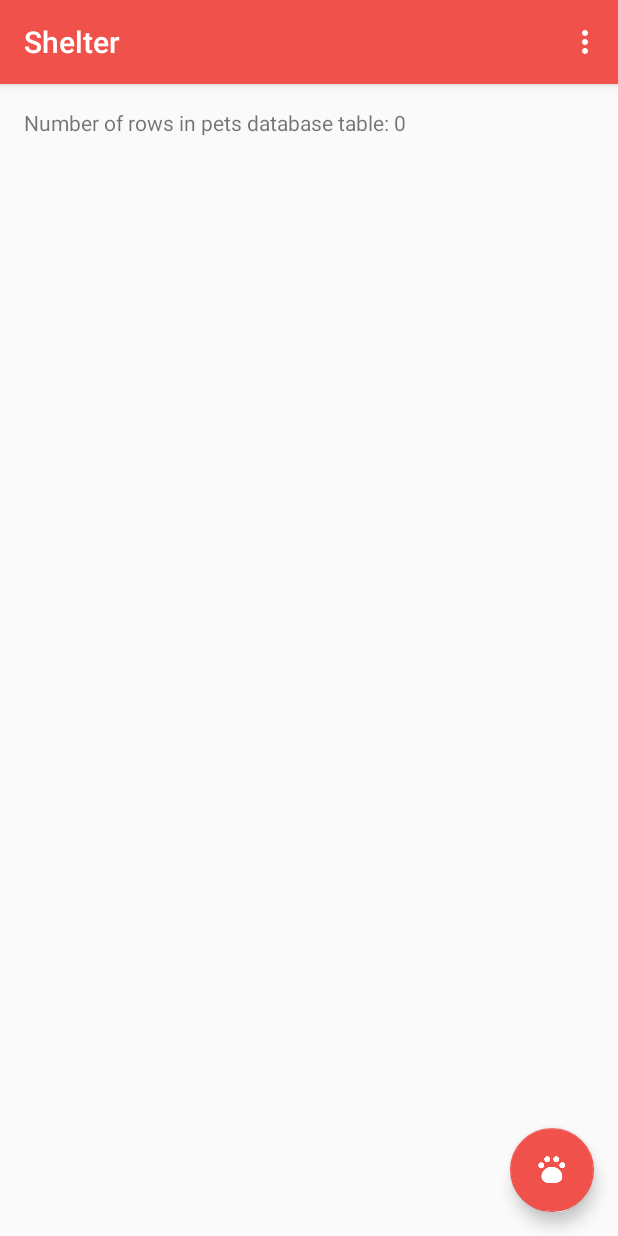
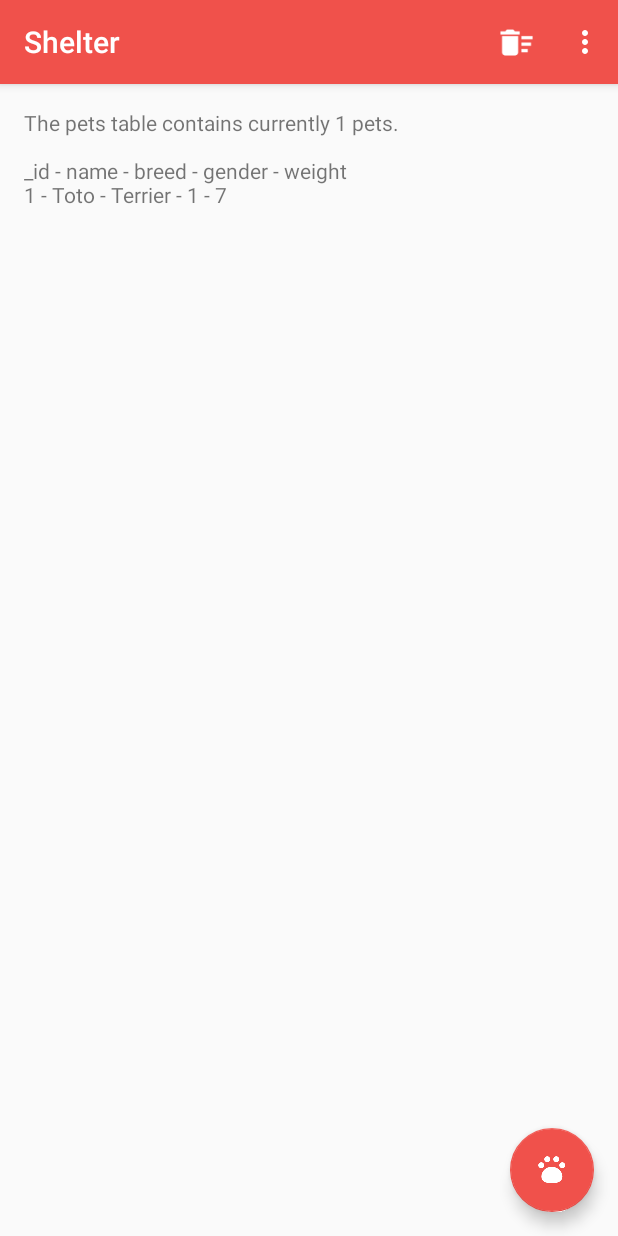
Before and after one commit to chankruze/ShelterApp, an Android app: the screen it shows after launch (CatalogActivity), in the options menu, after a tap on "Insert Dummy Data", on a phone screen of 412 x 824 dp. Run offline under Robolectric (Android 15) with nearby library versions, the phone set to English and light mode, and no system bars.

```diff
--- a/app/src/main/java/in/geekofia/shelter/CatalogActivity.java
+++ b/app/src/main/java/in/geekofia/shelter/CatalogActivity.java
@@ -15,6 +15,7 @@
  */
 package in.geekofia.shelter;
 
+import android.content.ContentValues;
 import android.content.Intent;
 import android.database.Cursor;
 import android.database.sqlite.SQLiteDatabase;
@@ -34,6 +35,8 @@ import in.geekofia.shelter.data.PetDbHelper;
  */
 public class CatalogActivity extends AppCompatActivity {
 
+    private PetDbHelper mDbHelper;
+
     @Override
     protected void onCreate(Bundle savedInstanceState) {
         super.onCreate(savedInstanceState);
@@ -48,6 +51,9 @@ public class CatalogActivity extends AppCompatActivity {
                 startActivity(intent);
             }
         });
+
+        mDbHelper = new PetDbHelper(this);
+
         displayDatabaseInfo();
     }
 
@@ -56,27 +62,79 @@ public class CatalogActivity extends AppCompatActivity {
      * the pets database.
      */
     private void displayDatabaseInfo() {
-        // To access our database, we instantiate our subclass of SQLiteOpenHelper
-        // and pass the context, which is the current activity.
-        PetDbHelper mDbHelper = new PetDbHelper(this);
 
         // Create and/or open a database to read from it
         SQLiteDatabase db = mDbHelper.getReadableDatabase();
 
-        // Perform this raw SQL query "SELECT * FROM pets"
-        // to get a Cursor that contains all rows from the pets table.
-        Cursor cursor = db.rawQuery("SELECT * FROM " + PetEntry.TABLE_NAME, null);
+        String[] projection = {
+                PetEntry._ID,
+                PetEntry.COLUMN_PET_NAME,
+                PetEntry.COLUMN_PET_BREED,
+                PetEntry.COLUMN_PET_GENDER,
+                PetEntry.COLUMN_PET_WEIGHT
+        };
+
+        Cursor cursor = db.query(PetEntry.TABLE_NAME, projection, null, null, null, null, null);
+
+        TextView displayView = (TextView) findViewById(R.id.text_view_pet);
+
         try {
             // Display the number of rows in the Cursor (which reflects the number of rows in the
             // pets table in the database).
-            TextView displayView = (TextView) findViewById(R.id.text_view_pet);
-            displayView.setText("Number of rows in pets database table: " + cursor.getCount());
+
+            displayView.setText("The pets table contains currently " + cursor.getCount() + " pets.\n\n");
+
+            displayView.append(PetEntry._ID + " - " +
+                    PetEntry.COLUMN_PET_NAME + " - " +
+                    PetEntry.COLUMN_PET_BREED + " - " +
+                    PetEntry.COLUMN_PET_GENDER + " - " +
+                    PetEntry.COLUMN_PET_WEIGHT);
+
+            int idColumnIndex = cursor.getColumnIndex(PetEntry._ID);
+            int nameColumnIndex = cursor.getColumnIndex(PetEntry.COLUMN_PET_NAME);
+            int breedColumnIndex = cursor.getColumnIndex(PetEntry.COLUMN_PET_BREED);
+            int genderColumnIndex = cursor.getColumnIndex(PetEntry.COLUMN_PET_GENDER);
+            int weightColumnIndex = cursor.getColumnIndex(PetEntry.COLUMN_PET_WEIGHT);
+
+            while (cursor.moveToNext()) {
+                int currentID = cursor.getInt(idColumnIndex);
+                String currentName = cursor.getString(nameColumnIndex);
+                String currentBreed = cursor.getString(breedColumnIndex);
+                int currentGender = cursor.getInt(genderColumnIndex);
+                int currentWeight = cursor.getInt(weightColumnIndex);
+
+                displayView.append(("\n" + currentID + " - " +
+                        currentName + " - " +
+                        currentBreed + " - " +
+                        currentGender + " - " +
+                        currentWeight));
+            }
+
         } finally {
             // Always close the cursor when you're done reading from it. This releases all its
             // resources and makes it invalid.
             cursor.close();
         }
     }
+
+    /**
+     * Helper method to insert hardcoded pet data into the database. For debugging purposes only.
+     */
+    private void insertPet() {
+        // Gets the database in write mode
+        SQLiteDatabase db = mDbHelper.getWritableDatabase();
+
+        // Create a ContentValues object where column names are the keys,
+        // and Toto's pet attributes are the values.
+        ContentValues values = new ContentValues();
+        values.put(PetEntry.COLUMN_PET_NAME, "Toto");
+        values.put(PetEntry.COLUMN_PET_BREED, "Terrier");
+        values.put(PetEntry.COLUMN_PET_GENDER, PetEntry.GENDER_MALE);
+        values.put(PetEntry.COLUMN_PET_WEIGHT, 7);
+
+        db.insert(PetEntry.TABLE_NAME, null, values);
+    }
+
 
     @Override
     public boolean onCreateOptionsMenu(Menu menu) {
@@ -92,7 +150,8 @@ public class CatalogActivity extends AppCompatActivity {
         switch (item.getItemId()) {
             // Respond to a click on the "Insert dummy data" menu option
             case R.id.action_insert_dummy_data:
-                // Do nothing for now
+                insertPet();
+                displayDatabaseInfo();
                 return true;
             // Respond to a click on the "Delete all entries" menu option
             case R.id.action_delete_all_entries:
@@ -101,4 +160,10 @@ public class CatalogActivity extends AppCompatActivity {
         }
         return super.onOptionsItemSelected(item);
     }
+
+    @Override
+    protected void onStart() {
+        super.onStart();
+        displayDatabaseInfo();
+    }
 }
--- a/app/src/main/res/menu/menu_catalog.xml
+++ b/app/src/main/res/menu/menu_catalog.xml
@@ -24,5 +24,6 @@
     <item
         android:id="@+id/action_delete_all_entries"
         android:title="@string/action_delete_all_entries"
-        app:showAsAction="never" />
+        app:showAsAction="always"
+        android:icon="@drawable/ic_delete_sweep" />
 </menu>
--- a/app/src/main/res/menu/menu_editor.xml
+++ b/app/src/main/res/menu/menu_editor.xml
@@ -17,13 +17,15 @@
     tools:context=".EditorActivity">
 
     <item
+        android:id="@+id/action_delete"
+        android:title="@string/action_delete"
+        android:icon="@drawable/ic_delete_outline"
+        app:showAsAction="always" />
+
+    <item
         android:id="@+id/action_save"
         android:title="@string/action_save"
         android:icon="@drawable/ic_done"
         app:showAsAction="always" />
 
-    <item
-        android:id="@+id/action_delete"
-        android:title="@string/action_delete"
-        app:showAsAction="never" />
 </menu>
```
Also changed, not shown: app/src/main/AndroidManifest.xml (+16 -1 lines), app/src/main/java/in/geekofia/shelter/EditorActivity.java (+53 -2 lines), app/src/main/java/in/geekofia/shelter/data/PetProvider.java (added, +67 -0 lines), app/src/main/res/drawable-hdpi/ic_delete_outline.png (added), app/src/main/res/drawable-hdpi/ic_delete_sweep.png (added), app/src/main/res/drawable-mdpi/ic_delete_outline.png (added), app/src/main/res/drawable-mdpi/ic_delete_sweep.png (added), app/src/main/res/drawable-xhdpi/ic_delete_outline.png (added), app/src/main/res/drawable-xhdpi/ic_delete_sweep.png (added), app/src/main/res/drawable-xxhdpi/ic_delete_outline.png (added), app/src/main/res/drawable-xxhdpi/ic_delete_sweep.png (added), app/src/main/res/drawable-xxxhdpi/ic_delete_outline.png (added), app/src/main/res/drawable-xxxhdpi/ic_delete_sweep.png (added).
